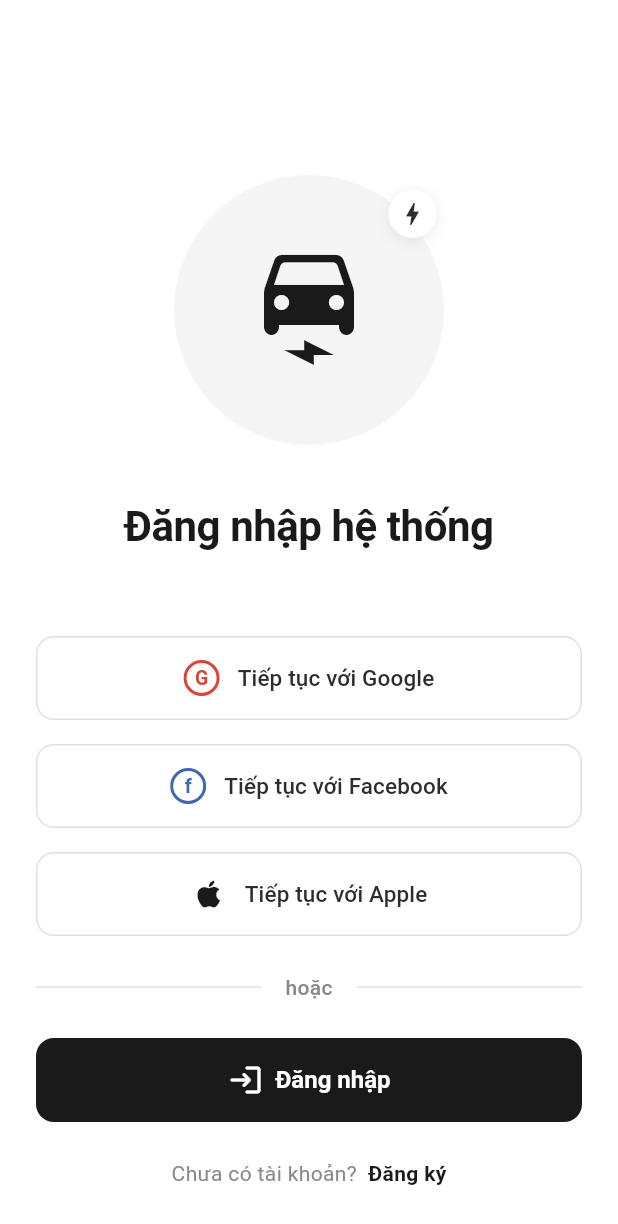
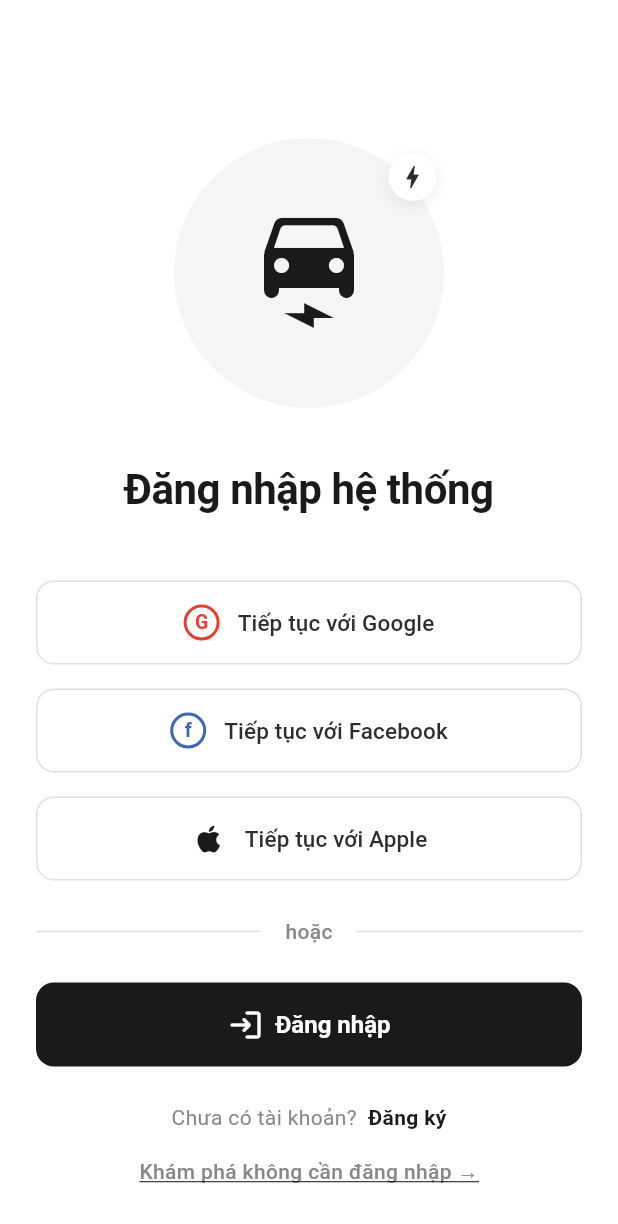
Before and after one commit to vvquy04/vinfast-charging-app, a Flutter app: the screen it shows after launch, after a tap on "Bỏ qua", on a phone screen of 412 x 824 dp. Shown: the top 1224 px of the screen. Run offline on Flutter 3.47's test engine with Material 3 defaults, Android fonts, the phone set to English and light mode, and no system bars; our stand-ins replace dio, file_picker, flutter_rating_bar, geolocator, google_maps_flutter, image_picker and 1 more; accounts and stored records are empty; network calls fail.

Commit message:
docs: add guest explore link and actor-usecase report

```diff
--- a/lib/presentation/screens/auth/login_options_screen.dart
+++ b/lib/presentation/screens/auth/login_options_screen.dart
@@ -118,6 +118,22 @@ class LoginOptionsScreen extends StatelessWidget {
                 ],
               ),
 
+              const SizedBox(height: AppSizes.md),
+
+              // ─── Guest explore link ──────────────
+              GestureDetector(
+                onTap: () => Navigator.pushReplacementNamed(context, '/home'),
+                child: const Text(
+                  'Khám phá không cần đăng nhập →',
+                  style: TextStyle(
+                    fontSize: 14,
+                    fontWeight: FontWeight.w500,
+                    color: AppColors.gray,
+                    decoration: TextDecoration.underline,
+                  ),
+                ),
+              ),
+
               const SizedBox(height: AppSizes.xl),
             ],
           ),
```
